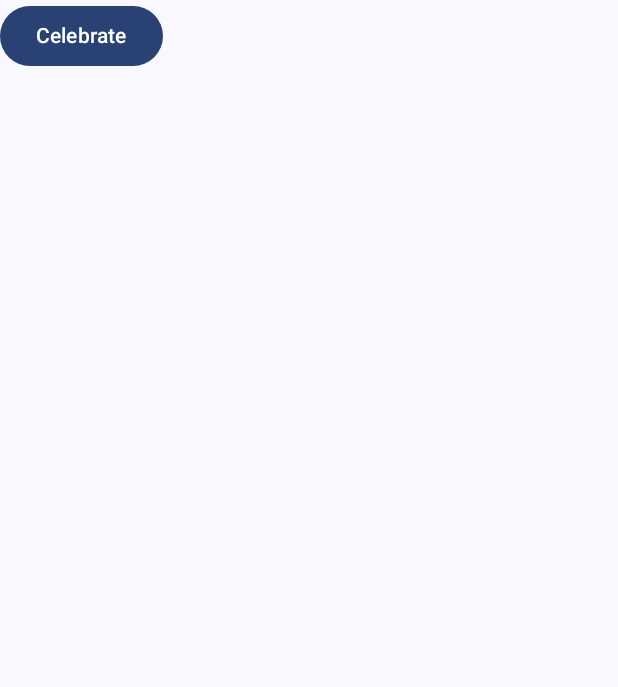
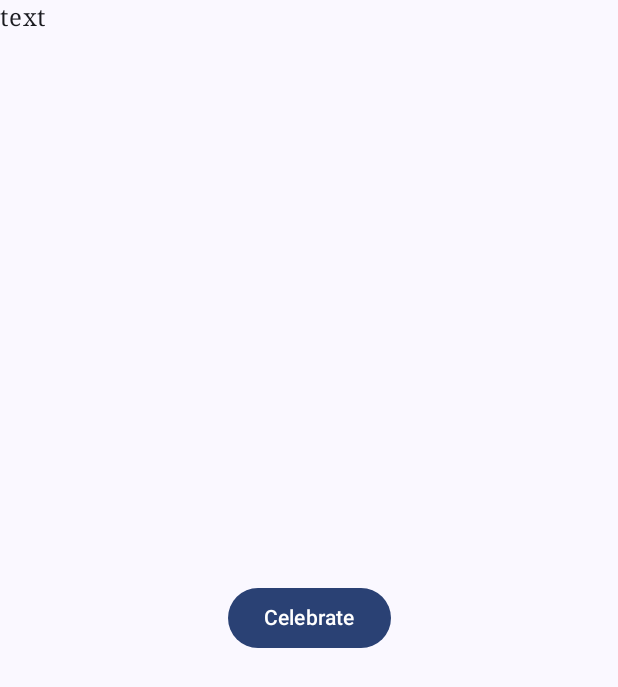
Before and after one commit to Z-Siqi/Happy-Birthday, an Android app built with Jetpack Compose: the composable BirthdayGreetingButton shown on its own in the app's theme, after a tap on "Celebrate", on a phone screen of 412 x 824 dp. Shown: the top 687 px of the screen. Run offline under Robolectric (Android 15) with nearby library versions, the phone set to English and light mode, and no system bars.

Commit message:
added button action.

```diff
--- a/app/src/main/java/com/zsiqi/happybirthday/MainActivity.kt
+++ b/app/src/main/java/com/zsiqi/happybirthday/MainActivity.kt
@@ -14,6 +14,8 @@ import androidx.compose.material3.Surface
 import androidx.compose.material3.Text
 import androidx.compose.material3.Button
 import androidx.compose.runtime.Composable
+import androidx.compose.runtime.mutableStateOf
+import androidx.compose.runtime.remember
 import androidx.compose.ui.Alignment
 import androidx.compose.ui.Modifier
 import androidx.compose.ui.res.painterResource
@@ -24,6 +26,8 @@ import androidx.compose.ui.layout.ContentScale
 import androidx.compose.ui.res.stringResource
 import androidx.compose.ui.text.font.FontWeight
 import androidx.compose.ui.unit.dp
+import androidx.compose.runtime.getValue
+import androidx.compose.runtime.setValue
 
 class MainActivity : ComponentActivity() {
     override fun onCreate(savedInstanceState: Bundle?) {
@@ -36,7 +40,6 @@ class MainActivity : ComponentActivity() {
                     color = MaterialTheme.colorScheme.background
                 ) {
                     HappyBirthday()
-                    BirthdayGreetingButton()
                 }
             }
         }
@@ -45,10 +48,17 @@ class MainActivity : ComponentActivity() {
 
 @Composable
 fun HappyBirthday() {
+
     BirthdayGreetingWithImage(
         message = stringResource(R.string.happy_birthday_to_you),
         from = stringResource(R.string.from)
     )
+    BirthdayGreetingButton()
+}
+
+@Composable
+fun CelebrateText() {
+    Text(text = "text")
 }
 
 @Composable
@@ -65,14 +75,25 @@ fun BirthdayGreetingWithImage(message: String, from: String) {
 }
 
 @Composable
-fun BirthdayGreetingButton(modifier: Modifier = Modifier){
+fun BirthdayGreetingButton(modifier: Modifier = Modifier) {
+    var showText by remember { mutableStateOf(0) }
     Column(
-        modifier = modifier,
+        modifier = modifier.fillMaxSize(),
+        verticalArrangement = Arrangement.Center,
         horizontalAlignment = Alignment.CenterHorizontally
     ) {
-        Button(onClick = { /*TODO*/ }) {
+        Button(onClick = {
+            if (showText == 0) {
+                showText++
+            }else{
+                showText--
+            }
+        }) {
             Text("Celebrate")
         }
+    }
+    if (showText == 1) {
+        CelebrateText()
     }
 }
 
@@ -98,7 +119,7 @@ fun BirthdayGreetingWithText(message: String, from: String, modifier: Modifier =
             text = from,
             fontSize = 25.sp,
             fontWeight = FontWeight(400),
-            modifier  = Modifier
+            modifier = Modifier
                 .align(
                     alignment = Alignment.End
                 )
```
Lines whose indentation alone changed are shown as unchanged.
